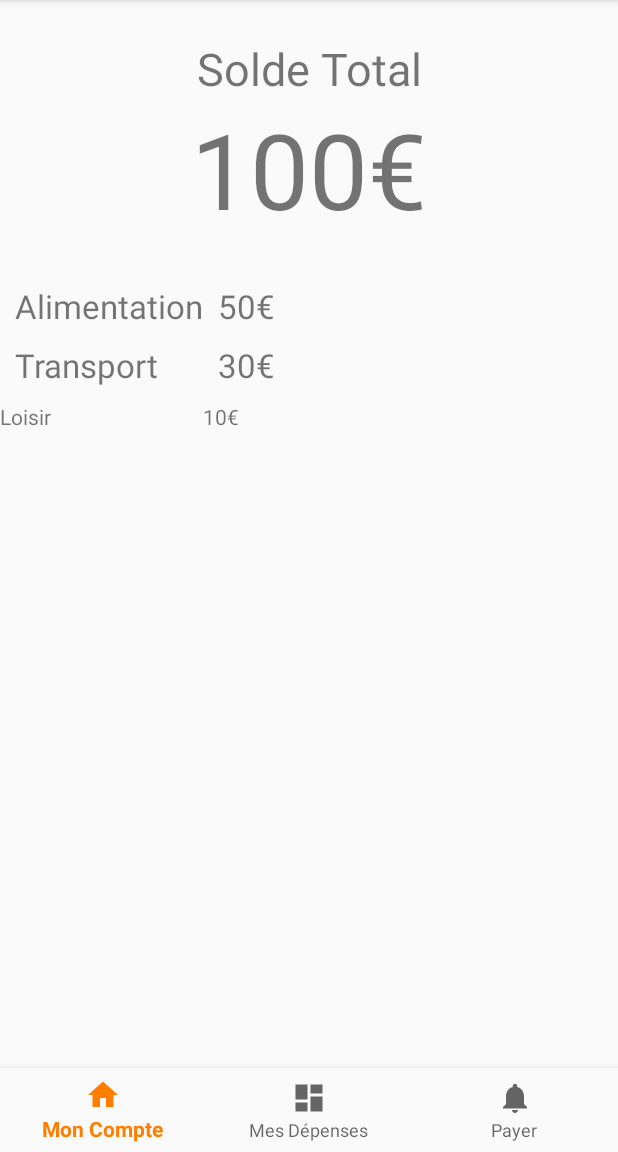
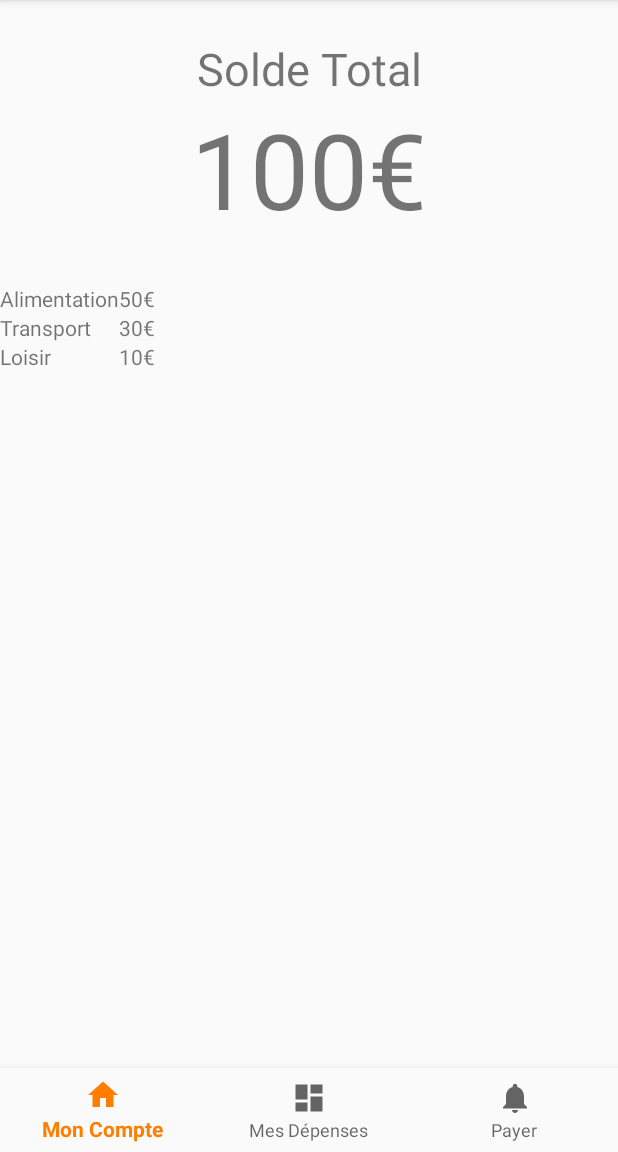
Before and after one commit to JeremyBouhi/ppe, an Android app: the screen it shows after launch (MenuDuTurfu), after a tap on "SE CONNECTER", on a phone screen of 412 x 824 dp, the part 84-1236 px from its top. Run offline under Robolectric (Android 15) with nearby library versions, the phone set to English and light mode, and no system bars.

Commit message:
création des champs txt dans monCompte

```diff
--- a/app/src/main/java/calculator/moi/andoid/fr/paysmart/MonCompte.java
+++ b/app/src/main/java/calculator/moi/andoid/fr/paysmart/MonCompte.java
@@ -68,30 +68,68 @@ public class MonCompte extends Fragment {
         //new FetchUtilisateurAsyncTask().execute();
         TableLayout tableLayout = view.findViewById(R.id.compteListe);
 
-        TableRow tablerow = new TableRow(getActivity());
-        TextView cat = new TextView(getActivity());
-        TextView montant = new TextView(getActivity());
+        TableRow tablerow1 = new TableRow(getActivity());
+        TableRow tablerow2 = new TableRow(getActivity());
+        TableRow tablerow3 = new TableRow(getActivity());
+
+        TextView cat1 = new TextView(getActivity());
+        TextView montant1 = new TextView(getActivity());
+        TextView cat2 = new TextView(getActivity());
+        TextView montant2 = new TextView(getActivity());
+        TextView cat3 = new TextView(getActivity());
+        TextView montant3 = new TextView(getActivity());
 
         //style="@style/ListeCategories"
-        cat.setText("Loisir");
-        montant.setText("10€");
+        cat1.setText("Alimentation");
+        montant1.setText("50€");
+        cat2.setText("Transport");
+        montant2.setText("30€");
+        cat3.setText("Loisir");
+        montant3.setText("10€");
 
-        tablerow.addView(cat);
-        tablerow.addView(montant);
+        tablerow1.addView(cat1);
+        tablerow1.addView(montant1);
+        tablerow2.addView(cat2);
+        tablerow2.addView(montant2);
+        tablerow3.addView(cat3);
+        tablerow3.addView(montant3);
 
+        final String typeKey = "";
 
-        tablerow.setOnClickListener(new View.OnClickListener()
+        tablerow1.setOnClickListener(new View.OnClickListener()
         {
             @Override
             public void onClick(View v)
             {
-                Toast.makeText(getActivity(),"yeyyy", Toast.LENGTH_SHORT).show();
                 Intent intent = new Intent(getActivity(), MapDuTurfu.class);
+                intent.putExtra("school",typeKey);
+                startActivity(intent);
+            }
+        });
+        tablerow2.setOnClickListener(new View.OnClickListener()
+        {
+            @Override
+            public void onClick(View v)
+            {
+                Intent intent = new Intent(getActivity(), MapDuTurfu.class);
+                intent.putExtra("stadium",typeKey);
+                startActivity(intent);
+            }
+        });
+        tablerow3.setOnClickListener(new View.OnClickListener()
+        {
+            @Override
+            public void onClick(View v)
+            {
+                Intent intent = new Intent(getActivity(), MapDuTurfu.class);
+                intent.putExtra("school",typeKey);
                 startActivity(intent);
             }
         });
 
-        tableLayout.addView(tablerow);
+        tableLayout.addView(tablerow1);
+        tableLayout.addView(tablerow2);
+        tableLayout.addView(tablerow3);
         return view;
 
     }
--- a/app/src/main/res/layout/mon_compte.xml
+++ b/app/src/main/res/layout/mon_compte.xml
@@ -38,43 +38,7 @@
             android:layout_height="match_parent"
             android:layout_weight="1">
 
-            <TableRow
-                android:layout_width="match_parent"
-                android:layout_height="match_parent">
 
-                <TextView
-                    android:id="@+id/textView3"
-                    style="@style/ListeCategories"
-                    android:layout_width="match_parent"
-                    android:layout_height="wrap_content"
-                    android:text="Alimentation" />
-
-                <TextView
-                    android:id="@+id/textView5"
-                    style="@style/ListeCategories"
-                    android:layout_width="match_parent"
-                    android:layout_height="wrap_content"
-                    android:text="50€" />
-            </TableRow>
-
-            <TableRow
-                android:layout_width="match_parent"
-                android:layout_height="match_parent">
-
-                <TextView
-                    android:id="@+id/textView6"
-                    style="@style/ListeCategories"
-                    android:layout_width="match_parent"
-                    android:layout_height="wrap_content"
-                    android:text="Transport" />
-
-                <TextView
-                    android:id="@+id/textView7"
-                    style="@style/ListeCategories"
-                    android:layout_width="match_parent"
-                    android:layout_height="wrap_content"
-                    android:text="30€" />
-            </TableRow>
         </TableLayout>
     </LinearLayout>
 </android.support.constraint.ConstraintLayout>
```
Also changed, not shown: app/src/main/java/calculator/moi/andoid/fr/paysmart/MapDuTurfu.java (+29 -56 lines).
